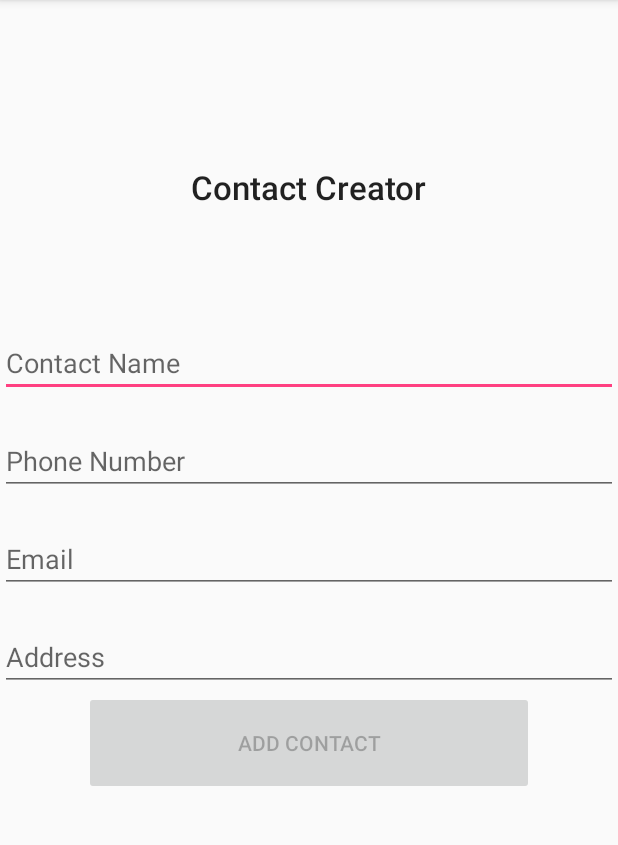
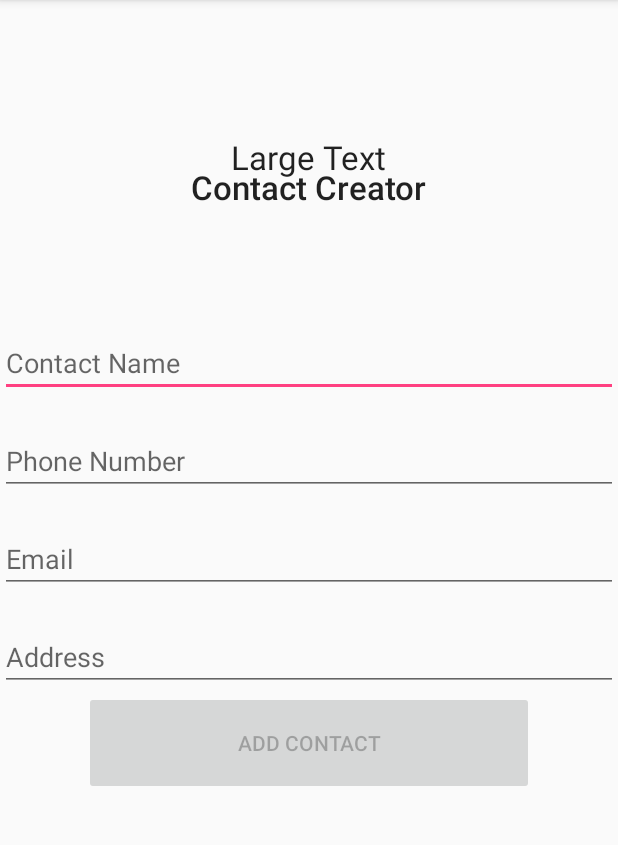
Before and after one commit to jake32321/ContactManager_AndroidDevProject, an Android app: the screen it shows after launch (MainActivity), on a phone screen of 412 x 824 dp, the part 84-929 px from its top. Run offline under Robolectric (Android 15) with nearby library versions, the phone set to English and light mode, and no system bars.

Commit message:
added more functionality to view contacts

```diff
--- a/ContactOrganizer/app/src/main/res/layout/activity_main.xml
+++ b/ContactOrganizer/app/src/main/res/layout/activity_main.xml
@@ -28,6 +28,28 @@
                 android:id="@android:id/tabcontent"
                 android:layout_width="match_parent"
                 android:layout_height="452dp">
+
+                <LinearLayout
+                    android:id="@+id/tabContactList"
+                    android:layout_width="match_parent"
+                    android:layout_height="match_parent"
+                    android:orientation="vertical">
+
+                    <TextView
+                        android:layout_width="wrap_content"
+                        android:layout_height="wrap_content"
+                        android:textAppearance="?android:attr/textAppearanceLarge"
+                        android:text="Large Text"
+                        android:id="@+id/textView"
+                        android:layout_gravity="center_horizontal"
+                        android:paddingTop="10dp" />
+
+                    <ListView
+                        android:layout_width="match_parent"
+                        android:layout_height="wrap_content"
+                        android:id="@+id/listView"
+                        android:layout_gravity="center_horizontal" />
+                </LinearLayout>
 
                 <LinearLayout
                     android:id="@+id/creatorTab"
@@ -98,12 +120,6 @@
                         android:enabled="false" />
                 </LinearLayout>
 
-                <LinearLayout
-                    android:id="@+id/tabContactList"
-                    android:layout_width="match_parent"
-                    android:layout_height="match_parent"
-                    android:orientation="vertical"></LinearLayout>
-
             </FrameLayout>
         </LinearLayout>
     </TabHost>
```
Also changed, not shown: ContactOrganizer/app/src/main/java/com/jakereeddev/contactorganizer/Contact.java (added, +32 -0 lines), ContactOrganizer/app/src/main/java/com/jakereeddev/contactorganizer/MainActivity.java (+31 -2 lines), ContactOrganizer/app/src/main/res/layout/listview_item.xml (added, +34 -0 lines).
